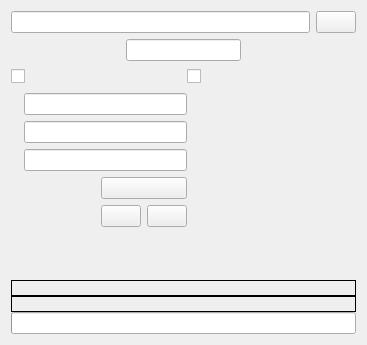
Qt form dialogy/singlevideoet.ui (RaphCucul/Image-registration-GUI) before a commit.
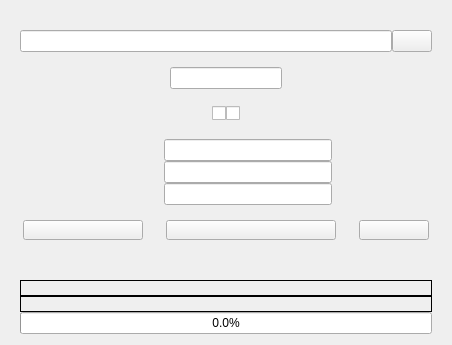
The same form after that commit.

```diff
--- a/dialogy/singlevideoet.ui
+++ b/dialogy/singlevideoet.ui
@@ -6,7 +6,7 @@
    <rect>
     <x>0</x>
     <y>0</y>
-    <width>367</width>
+    <width>452</width>
     <height>345</height>
    </rect>
   </property>
@@ -14,43 +14,28 @@
    <string>Form</string>
   </property>
   <layout class="QGridLayout" name="gridLayout_2">
-   <item row="4" column="0" colspan="2">
-    <layout class="QGridLayout" name="gridLayout">
-     <item row="1" column="1">
-      <widget class="QPushButton" name="showGraphET">
-       <property name="styleSheet">
-        <string notr="true">QPushButton:pressed {
-    border-style: inset;
-    border-color: blue;
-    border-width: 1px;
-    color: white;
-}</string>
-       </property>
-      </widget>
-     </item>
-     <item row="1" column="2">
-      <widget class="QPushButton" name="savePB">
-       <property name="styleSheet">
-        <string notr="true">QPushButton:pressed {
-    border-style: inset;
-    border-color: blue;
-    border-width: 1px;
-    color: white;
-}</string>
-       </property>
-       <property name="flat">
-        <bool>false</bool>
-       </property>
-      </widget>
-     </item>
-     <item row="0" column="0">
-      <spacer name="horizontalSpacer">
+   <property name="leftMargin">
+    <number>20</number>
+   </property>
+   <property name="topMargin">
+    <number>30</number>
+   </property>
+   <property name="rightMargin">
+    <number>20</number>
+   </property>
+   <property name="horizontalSpacing">
+    <number>10</number>
+   </property>
+   <property name="verticalSpacing">
+    <number>15</number>
+   </property>
+   <item row="2" column="0" colspan="3">
+    <layout class="QHBoxLayout" name="horizontalLayout_3">
+     <item>
+      <spacer name="horizontalSpacer_4">
        <property name="orientation">
         <enum>Qt::Horizontal</enum>
        </property>
-       <property name="sizeType">
-        <enum>QSizePolicy::Expanding</enum>
-       </property>
        <property name="sizeHint" stdset="0">
         <size>
          <width>40</width>
@@ -59,8 +44,14 @@
        </property>
       </spacer>
      </item>
-     <item row="1" column="0">
-      <spacer name="horizontalSpacer_2">
+     <item>
+      <widget class="QCheckBox" name="horizontalAnomalyCB"/>
+     </item>
+     <item>
+      <widget class="QCheckBox" name="verticalAnomalyCB"/>
+     </item>
+     <item>
+      <spacer name="horizontalSpacer_3">
        <property name="orientation">
         <enum>Qt::Horizontal</enum>
        </property>
@@ -72,59 +63,31 @@
        </property>
       </spacer>
      </item>
-     <item row="0" column="1" colspan="2">
-      <widget class="QPushButton" name="calculateET">
-       <property name="styleSheet">
-        <string notr="true">QPushButton:pressed {
-    border-style: inset;
-    border-color: blue;
-    border-width: 1px;
-    color: white;
-}</string>
-       </property>
-      </widget>
-     </item>
     </layout>
    </item>
-   <item row="3" column="1">
-    <layout class="QVBoxLayout" name="verticalLayout_2">
+   <item row="1" column="0" colspan="3">
+    <layout class="QHBoxLayout" name="horizontalLayout_2">
+     <property name="leftMargin">
+      <number>150</number>
+     </property>
+     <property name="rightMargin">
+      <number>150</number>
+     </property>
      <item>
-      <widget class="QLineEdit" name="areaMaximum"/>
+      <widget class="QLineEdit" name="referencialNumberLE">
+       <property name="sizePolicy">
+        <sizepolicy hsizetype="Minimum" vsizetype="Fixed">
+         <horstretch>0</horstretch>
+         <verstretch>0</verstretch>
+        </sizepolicy>
+       </property>
+       <property name="placeholderText">
+        <string/>
+       </property>
+      </widget>
      </item>
-     <item>
-      <widget class="QLineEdit" name="rotationAngle"/>
-     </item>
-     <item>
-      <widget class="QLineEdit" name="iterationCount"/>
-     </item>
     </layout>
    </item>
-   <item row="3" column="0">
-    <layout class="QVBoxLayout" name="verticalLayout">
-     <item>
-      <widget class="QLabel" name="areaSizelabel"/>
-     </item>
-     <item>
-      <widget class="QLabel" name="angleTolerancelabel"/>
-     </item>
-     <item>
-      <widget class="QLabel" name="iterationNumberlabel"/>
-     </item>
-    </layout>
-   </item>
-   <item row="4" column="2">
-    <spacer name="horizontalSpacer_7">
-     <property name="orientation">
-      <enum>Qt::Horizontal</enum>
-     </property>
-     <property name="sizeHint" stdset="0">
-      <size>
-       <width>40</width>
-       <height>20</height>
-      </size>
-     </property>
-    </spacer>
-   </item>
    <item row="5" column="0" colspan="3">
     <layout class="QVBoxLayout" name="verticalLayout_6">
      <property name="spacing">
@@ -178,83 +141,13 @@
         <number>0</number>
        </property>
        <property name="textVisible">
-        <bool>false</bool>
+        <bool>true</bool>
        </property>
-      </widget>
-     </item>
-    </layout>
-   </item>
-   <item row="2" column="0" colspan="3">
-    <layout class="QHBoxLayout" name="horizontalLayout_3">
-     <item>
-      <widget class="QCheckBox" name="horizontalAnomalyCB"/>
-     </item>
-     <item>
-      <spacer name="horizontalSpacer_4">
-       <property name="orientation">
-        <enum>Qt::Horizontal</enum>
+       <property name="format">
+        <string>%p.0%</string>
        </property>
-       <property name="sizeHint" stdset="0">
-        <size>
-         <width>40</width>
-         <height>20</height>
-        </size>
-       </property>
-      </spacer>
-     </item>
-     <item>
-      <widget class="QCheckBox" name="verticalAnomalyCB"/>
-     </item>
-     <item>
-      <spacer name="horizontalSpacer_3">
-       <property name="orientation">
-        <enum>Qt::Horizontal</enum>
-       </property>
-       <property name="sizeHint" stdset="0">
-        <size>
-         <width>40</width>
-         <height>20</height>
-        </size>
-       </property>
-      </spacer>
-     </item>
-    </layout>
-   </item>
-   <item row="1" column="0" colspan="3">
-    <layout class="QHBoxLayout" name="horizontalLayout_2">
-     <item>
-      <spacer name="horizontalSpacer_5">
-       <property name="orientation">
-        <enum>Qt::Horizontal</enum>
-       </property>
-       <property name="sizeHint" stdset="0">
-        <size>
-         <width>40</width>
-         <height>20</height>
-        </size>
-       </property>
-      </spacer>
-     </item>
-     <item>
-      <widget class="QLineEdit" name="referencialNumberLE">
-       <property name="placeholderText">
-        <string/>
-       </property>
       </widget>
      </item>
-     <item>
-      <spacer name="horizontalSpacer_6">
-       <property name="orientation">
-        <enum>Qt::Horizontal</enum>
-       </property>
-       <property name="sizeHint" stdset="0">
-        <size>
-         <width>40</width>
-         <height>20</height>
-        </size>
-       </property>
-      </spacer>
-     </item>
     </layout>
    </item>
    <item row="0" column="0" colspan="3">
@@ -289,6 +182,147 @@
      </item>
     </layout>
    </item>
+   <item row="4" column="0" colspan="3">
+    <layout class="QGridLayout" name="gridLayout">
+     <property name="leftMargin">
+      <number>0</number>
+     </property>
+     <property name="rightMargin">
+      <number>0</number>
+     </property>
+     <property name="horizontalSpacing">
+      <number>20</number>
+     </property>
+     <property name="verticalSpacing">
+      <number>10</number>
+     </property>
+     <item row="2" column="2">
+      <widget class="QPushButton" name="savePB">
+       <property name="minimumSize">
+        <size>
+         <width>70</width>
+         <height>20</height>
+        </size>
+       </property>
+       <property name="maximumSize">
+        <size>
+         <width>70</width>
+         <height>20</height>
+        </size>
+       </property>
+       <property name="styleSheet">
+        <string notr="true">QPushButton:pressed {
+    border-style: inset;
+    border-color: blue;
+    border-width: 1px;
+    color: white;
+}</string>
+       </property>
+       <property name="flat">
+        <bool>false</bool>
+       </property>
+      </widget>
+     </item>
+     <item row="2" column="0">
+      <widget class="QPushButton" name="showGraphET">
+       <property name="minimumSize">
+        <size>
+         <width>120</width>
+         <height>20</height>
+        </size>
+       </property>
+       <property name="maximumSize">
+        <size>
+         <width>120</width>
+         <height>20</height>
+        </size>
+       </property>
+       <property name="styleSheet">
+        <string notr="true">QPushButton:pressed {
+    border-style: inset;
+    border-color: blue;
+    border-width: 1px;
+    color: white;
+}</string>
+       </property>
+      </widget>
+     </item>
+     <item row="2" column="1">
+      <widget class="QPushButton" name="calculateET">
+       <property name="minimumSize">
+        <size>
+         <width>170</width>
+         <height>20</height>
+        </size>
+       </property>
+       <property name="maximumSize">
+        <size>
+         <width>170</width>
+         <height>20</height>
+        </size>
+       </property>
+       <property name="styleSheet">
+        <string notr="true">QPushButton:pressed {
+    border-style: inset;
+    border-color: blue;
+    border-width: 1px;
+    color: white;
+}</string>
+       </property>
+      </widget>
+     </item>
+    </layout>
+   </item>
+   <item row="3" column="0">
+    <layout class="QVBoxLayout" name="verticalLayout">
+     <item>
+      <widget class="QLabel" name="areaSizelabel"/>
+     </item>
+     <item>
+      <widget class="QLabel" name="angleTolerancelabel"/>
+     </item>
+     <item>
+      <widget class="QLabel" name="iterationNumberlabel"/>
+     </item>
+    </layout>
+   </item>
+   <item row="3" column="1" colspan="2">
+    <layout class="QVBoxLayout" name="verticalLayout_2">
+     <property name="rightMargin">
+      <number>100</number>
+     </property>
+     <item>
+      <widget class="QLineEdit" name="areaMaximum">
+       <property name="sizePolicy">
+        <sizepolicy hsizetype="Minimum" vsizetype="Fixed">
+         <horstretch>0</horstretch>
+         <verstretch>0</verstretch>
+        </sizepolicy>
+       </property>
+      </widget>
+     </item>
+     <item>
+      <widget class="QLineEdit" name="rotationAngle">
+       <property name="sizePolicy">
+        <sizepolicy hsizetype="Minimum" vsizetype="Fixed">
+         <horstretch>0</horstretch>
+         <verstretch>0</verstretch>
+        </sizepolicy>
+       </property>
+      </widget>
+     </item>
+     <item>
+      <widget class="QLineEdit" name="iterationCount">
+       <property name="sizePolicy">
+        <sizepolicy hsizetype="Minimum" vsizetype="Fixed">
+         <horstretch>0</horstretch>
+         <verstretch>0</verstretch>
+        </sizepolicy>
+       </property>
+      </widget>
+     </item>
+    </layout>
+   </item>
   </layout>
  </widget>
  <resources/>
```
